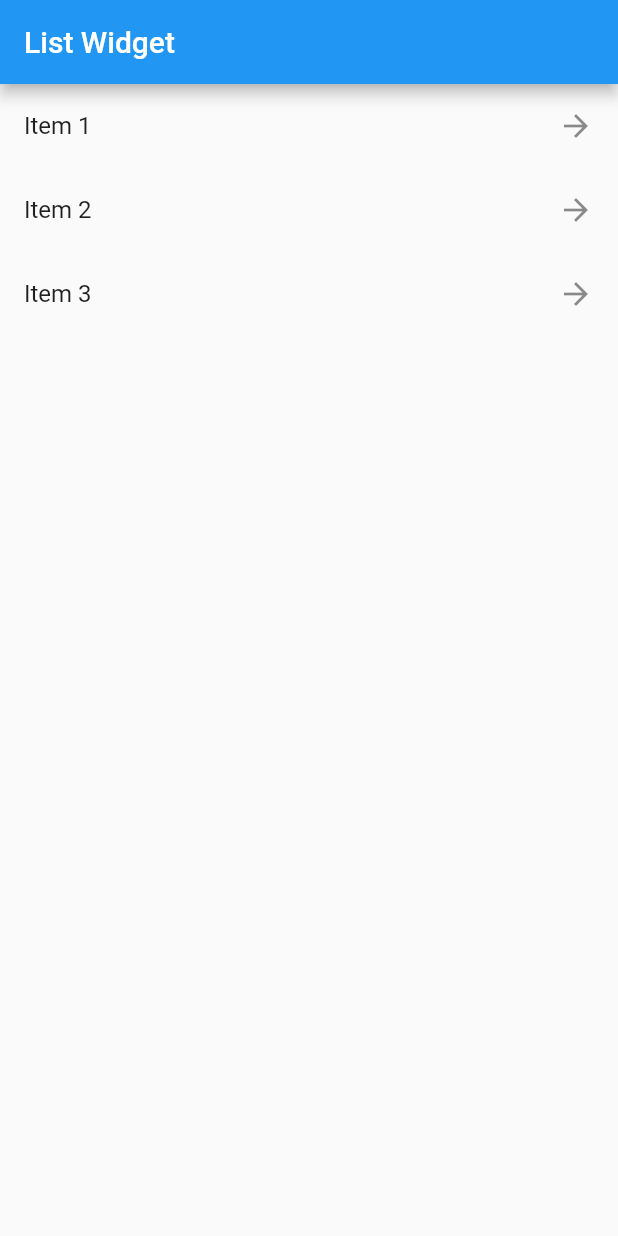
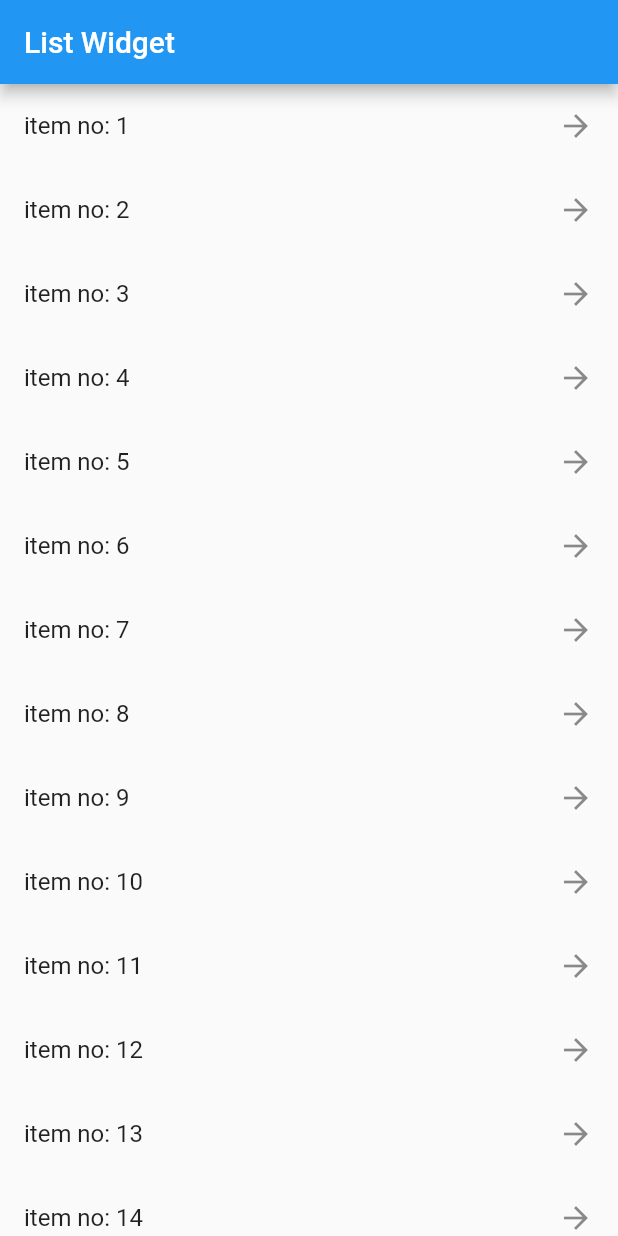
Before and after one commit to AbyvargheseMandapathel/flutter_learn, a Flutter app: the screen it shows after launch, on a phone screen of 412 x 824 dp. Run offline on Flutter 3.47's test engine with Material 2 defaults, Android fonts, the phone set to English and light mode, and no system bars.

Commit message:
List Widget Array

```diff
--- a/lib/main.dart
+++ b/lib/main.dart
@@ -1,33 +1,28 @@
 import 'package:flutter/material.dart';
 
 void main() {
-  runApp(new application());
+  runApp(Application());
 }
 
-class application extends StatelessWidget {
+class Application extends StatelessWidget {
+  final List<int> items = List.generate(50, (index) => index + 1);
+
   @override
   Widget build(BuildContext context) {
-    return new MaterialApp(
-      title: 'My Application',
-      home: new Scaffold(
-        appBar: new AppBar(
-          title: new Text("List Widget"),
+    return MaterialApp(
+      title: "New Test App",
+      home: Scaffold(
+        appBar: AppBar(
+          title: Text("List Widget"),
         ),
-        body: new ListView(
-          children: [
-            new ListTile(
-              title: new Text('Item 1'),
-              trailing: new Icon(Icons.arrow_forward),
-            ),
-            new ListTile(
-              title: new Text('Item 2'),
-              trailing: new Icon(Icons.arrow_forward),
-            ),
-            new ListTile(
-              title: new Text('Item 3'),
-              trailing: new Icon(Icons.arrow_forward),
-            ),
-          ],
+        body: ListView.builder(
+          itemCount: items.length,
+          itemBuilder: (BuildContext context, int index) {
+            return ListTile(
+              title: Text("item no: ${items[index]}"),
+              trailing: Icon(Icons.arrow_forward),
+            );
+          },
         ),
       ),
     );
```
